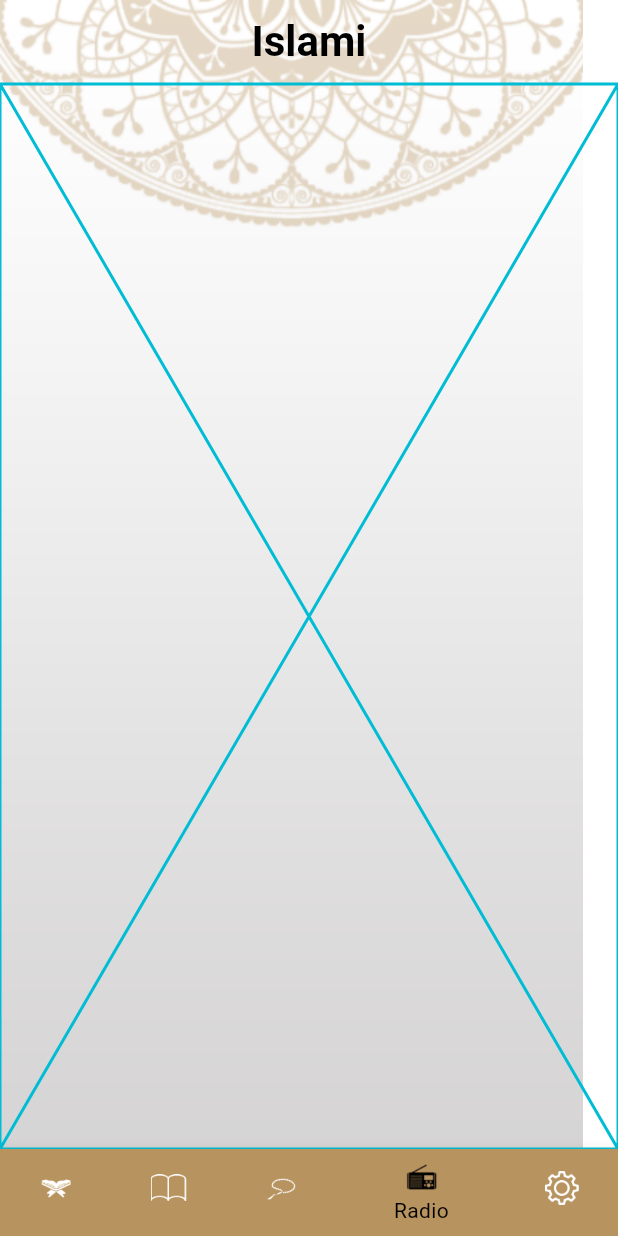
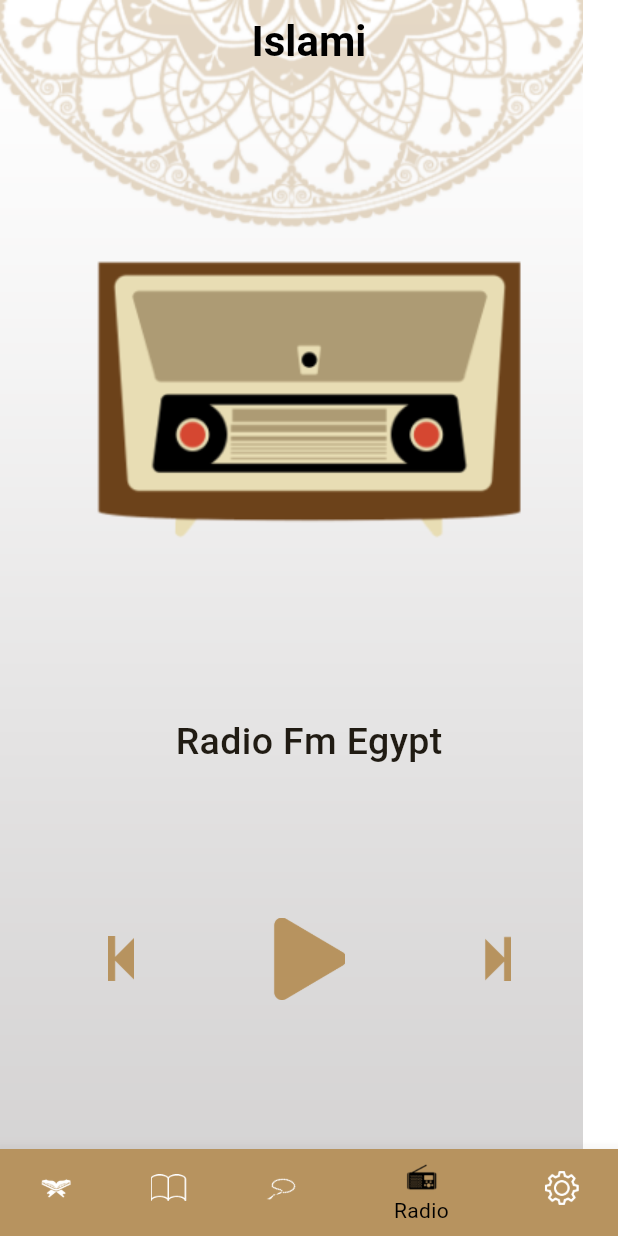
Before and after one commit to abdallahalnagar188/islami_flutter, a Flutter app: the screen it shows after launch, item 4 of the bottom bar chosen, on a phone screen of 412 x 824 dp. Run offline on Flutter 3.47's test engine with Material 3 defaults, Android fonts, the phone set to English and light mode, and no system bars; our stand-ins replace shared_preferences; generated files the repository leaves out were written again.

Commit message:
finish radio ui design

```diff
--- a/lib/l10n/app_ar.arb
+++ b/lib/l10n/app_ar.arb
@@ -8,5 +8,6 @@
   "chapterName": "اسم السوره",
   "hadethNum": "احاديث",
   "settings": "الاعدادات",
-  "language": "اللغه"
+  "language": "اللغه",
+  "radioFmEg": "ازاعة القراءن الكريم"
 }
--- a/lib/l10n/app_en.arb
+++ b/lib/l10n/app_en.arb
@@ -8,6 +8,6 @@
   "chapterName": "Sora Name",
   "hadethNum": "Ahadeth",
   "settings": "Settings",
-  "language": "Language"
-
+  "language": "Language",
+  "radioFmEg": "Radio Fm Egypt"
 }
--- a/lib/ui/common/appSettingsBottomSheet.dart
+++ b/lib/ui/common/appSettingsBottomSheet.dart
@@ -33,7 +33,7 @@ class AppSettingsBottomSheet extends StatelessWidget {
                   languageProvider.setLanguage('ar');
                 }
               },
-              child: getItem(context, "Arabic", currentLang == 'ar'),
+              child: getItem(context, "العربية", currentLang == 'ar'),
             ),
           ],
         ),
@@ -54,7 +54,7 @@ class AppSettingsBottomSheet extends StatelessWidget {
             fontStyle: FontStyle.normal,
           ),
         ),
-        if (selected) const Icon(Icons.check),
+        if (selected) const Icon(Icons.check_rounded),
       ],
     );
   }
--- a/lib/ui/radio/radio_tab.dart
+++ b/lib/ui/radio/radio_tab.dart
@@ -1,12 +1,34 @@
 import 'package:flutter/material.dart';
+import 'package:islami_flutter/ui/ui_utils.dart';
+import 'package:flutter_gen/gen_l10n/app_localizations.dart';
 
 class RadioTab extends StatelessWidget {
   const RadioTab({super.key});
 
   @override
   Widget build(BuildContext context) {
-    return const Placeholder(
-      color: Colors.cyan,
+    return Column(
+      crossAxisAlignment: CrossAxisAlignment.center,
+      mainAxisAlignment: MainAxisAlignment.spaceEvenly,
+      children: [
+        Image.asset(MyImages.radioIv),
+        Text(
+          AppLocalizations.of(context)!.radioFmEg,
+          style: TextStyle(fontWeight: FontWeight.w500, fontSize: 25),
+        ),
+        Padding(
+          padding: const EdgeInsets.symmetric(horizontal: 24.0),
+          child: Row(
+            mainAxisAlignment: MainAxisAlignment.spaceAround,
+            crossAxisAlignment: CrossAxisAlignment.center,
+            children: [
+              Image.asset(MyImages.icArrowNext, width: 30, height: 30),
+              Image.asset(MyImages.icPlay, width: 55, height: 55),
+              Image.asset(MyImages.icArrowForward, width: 30, height: 30),
+            ],
+          ),
+        ),
+      ],
     );
   }
 }
--- a/lib/ui/ui_utils.dart
+++ b/lib/ui/ui_utils.dart
@@ -9,4 +9,8 @@ class MyImages {
   static const String hadethIv = "assets/images/hadeth_image.png";
   static const String bodyOfSeb7a = "assets/images/body_of_seb7a.png";
   static const String settingsIv = "assets/images/settings.png";
+  static const String radioIv = "assets/images/radio_image.png";
+  static const String icArrowNext = "assets/images/ic_arrow_next.png";
+  static const String icPlay = "assets/images/ic_play.png";
+  static const String icArrowForward = "assets/images/ic_arrow_forward.png";
 }
```
Also changed, not shown: assets/images/ic_arrow_forward.png (added), assets/images/ic_arrow_next.png (added), assets/images/ic_play.png (added), assets/images/radio_image.png (added).
